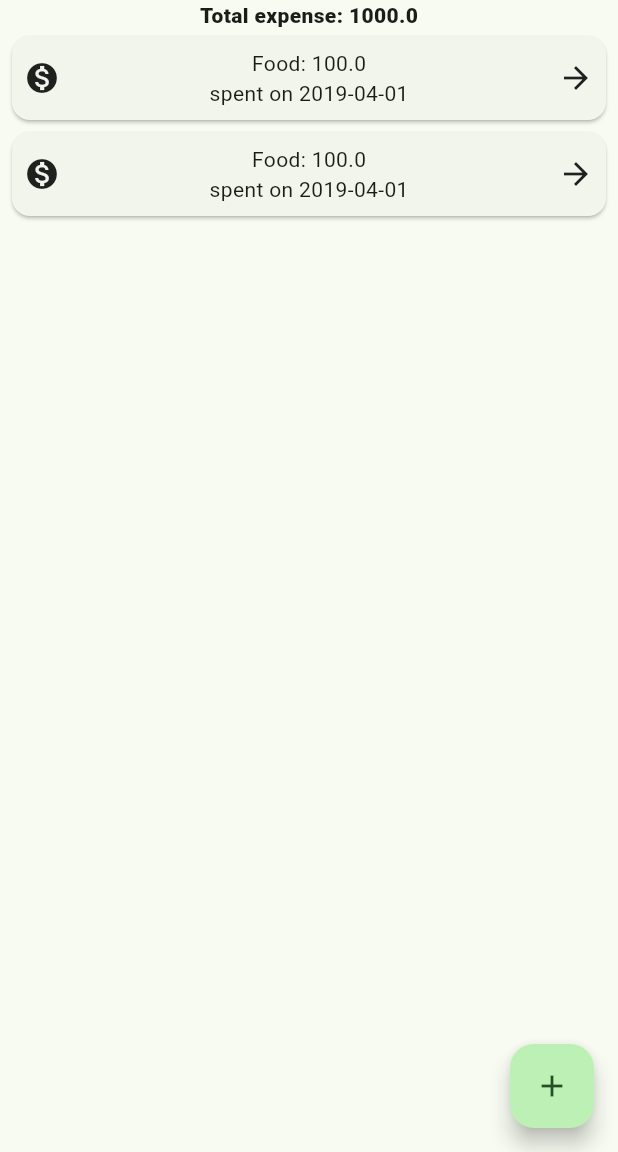
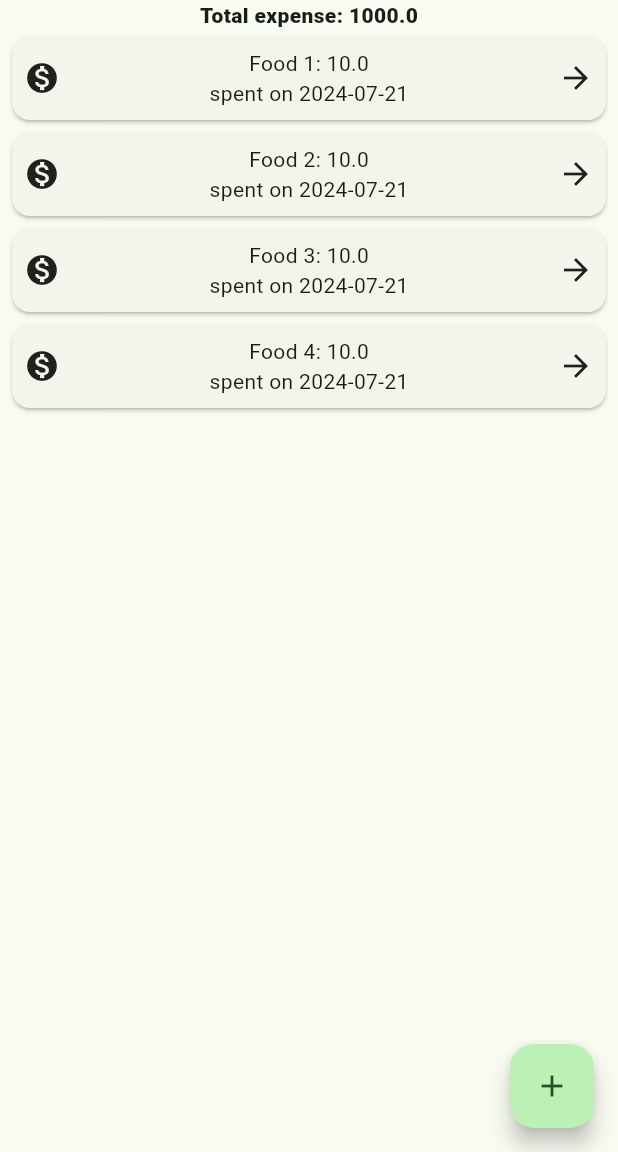
Before and after one commit to SHARKZTECH/Expense-Cal-Flutter, a Flutter app: the screen it shows after launch, on a phone screen of 412 x 824 dp, the part 84-1236 px from its top. Run offline on Flutter 3.47's test engine with Material 3 defaults, Android fonts, the phone set to English and light mode, and no system bars.

Commit message:
items form model

```diff
--- a/lib/expense.dart
+++ b/lib/expense.dart
@@ -1,6 +1,7 @@
 import 'package:intl/intl.dart';
+import 'package:scoped_model/scoped_model.dart';
 
-class Expense {
+class Expense extends Model {
   final int id;
   final double amount;
   final DateTime date;
@@ -13,7 +14,7 @@ class Expense {
       required this.category});
 
   String get formattedDate {
-    var formatter = new DateFormat("yyyy-MM-dd");
+    var formatter = DateFormat("yyyy-MM-dd");
     return formatter.format(date);
   }
 
@@ -29,4 +30,19 @@ class Expense {
 
   Map<String, dynamic> toMap() =>
       {"id": id, "amount": amount, "date": date, "category": category};
+
+  static List<Expense> getExpenses() {
+    List<Expense> items = [];
+
+    items.add(
+        Expense(id: 1, amount: 10.0, date: DateTime.now(), category: "Food 1"));
+    items.add(
+        Expense(id: 2, amount: 10.0, date: DateTime.now(), category: "Food 2"));
+    items.add(
+        Expense(id: 3, amount: 10.0, date: DateTime.now(), category: "Food 3"));
+    items.add(
+        Expense(id: 4, amount: 10.0, date: DateTime.now(), category: "Food 4"));
+
+    return items;
+  }
 }
--- a/lib/my_home_page.dart
+++ b/lib/my_home_page.dart
@@ -1,4 +1,5 @@
 import 'package:expense_calculator/create_expense_page.dart';
+import 'package:expense_calculator/expense.dart';
 import 'package:flutter/material.dart';
 
 class MyHomePage extends StatefulWidget {
@@ -18,6 +19,8 @@ class _MyHomePageState extends State<MyHomePage> {
         ));
   }
 
+  final items = Expense.getExpenses();
+
   @override
   Widget build(BuildContext context) {
     return Scaffold(
@@ -32,20 +35,13 @@ class _MyHomePageState extends State<MyHomePage> {
             style: TextStyle(fontWeight: FontWeight.w900),
             textAlign: TextAlign.start,
           ),
-          const ExpenseBox(
-            amount: 100.0,
-            date: "2019-04-01",
-            category: "Food",
-          ),
-          ListView(
-            shrinkWrap: true,
-            children: const [
-              ExpenseBox(
-                amount: 100.0,
-                date: "2019-04-01",
-                category: "Food",
-              ),
-            ],
+          Expanded(
+            child: ListView.builder(
+              itemCount: items.length,
+              itemBuilder: (context, index) {
+                return ExpenseBox(item: items[index]);
+              },
+            ),
           )
         ],
       ),
@@ -61,14 +57,10 @@ class _MyHomePageState extends State<MyHomePage> {
 class ExpenseBox extends StatelessWidget {
   const ExpenseBox({
     super.key,
-    required this.amount,
-    required this.date,
-    required this.category,
+    required this.item,
   });
 
-  final double amount;
-  final String date;
-  final String category;
+  final Expense item;
 
   @override
   Widget build(BuildContext context) {
@@ -81,7 +73,10 @@ class ExpenseBox extends StatelessWidget {
           children: [
             const Icon(Icons.monetization_on),
             Column(
-              children: [Text("$category: $amount"), Text("spent on $date")],
+              children: [
+                Text("${item.category}: ${item.amount.toString()}"),
+                Text("spent on ${item.formattedDate}")
+              ],
             ),
             const Icon(Icons.arrow_forward),
           ],
--- a/pubspec.yaml
+++ b/pubspec.yaml
@@ -38,6 +38,7 @@ dependencies:
   intl: ^0.19.0
   path_provider: ^2.1.3
   sqflite: ^2.3.3+1
+  scoped_model: ^2.0.0
 
 dev_dependencies:
   flutter_test:
```
Also changed, not shown: pubspec.lock.
